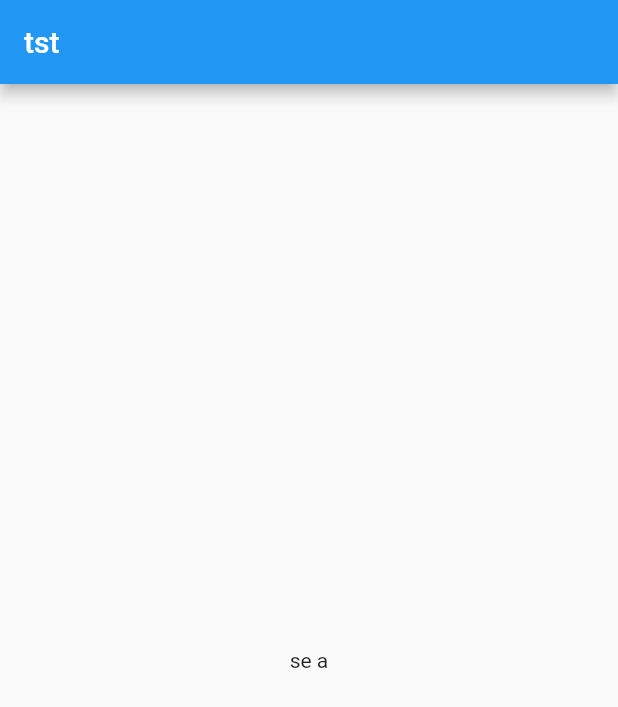
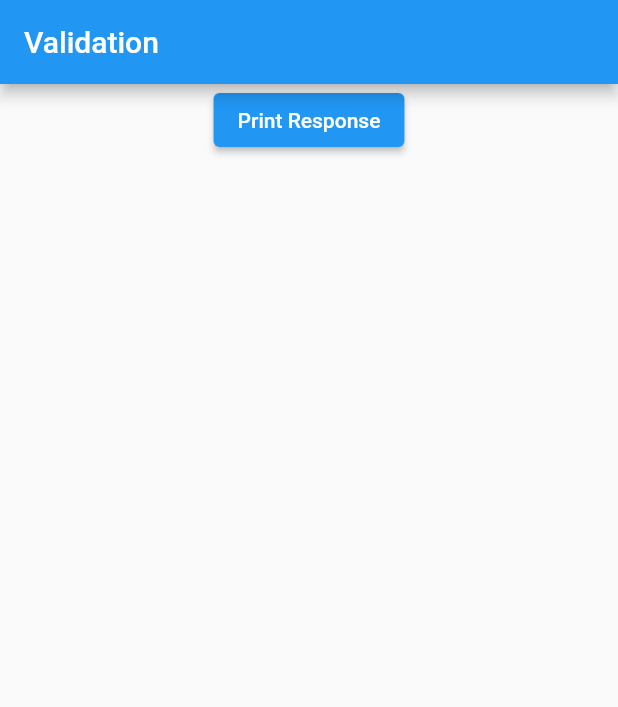
Before and after one commit to FercanSen/latest_spacex_launch, a Flutter app: the screen it shows after launch, on a phone screen of 412 x 824 dp. Shown: the top 707 px of the screen. Run offline on Flutter 3.47's test engine with Material 2 defaults, Android fonts, the phone set to English and light mode, and no system bars.

Commit message:
Can print API response

```diff
--- a/lib/main.dart
+++ b/lib/main.dart
@@ -1,4 +1,8 @@
+import 'dart:convert' as convert;
+
 import 'package:flutter/material.dart';
+
+import 'package:http/http.dart' as http;
 
 void main() {
   runApp(MyApp());
@@ -19,20 +23,45 @@ class MyApp extends StatelessWidget {
 }
 
 class MyHomePage extends StatefulWidget {
-  MyHomePage({Key key}) : super(key: key);
+  MyHomePage();
   @override
   _MyHomePageState createState() => _MyHomePageState();
 }
 
 class _MyHomePageState extends State<MyHomePage> {
+  fetchAlbum() async {
+    final url = Uri.https(
+      "api.spacexdata.com",
+      "/v4/launches/latest",
+      // {'q': '{http}'},
+    );
+
+    final response = await http.get(url);
+    final jsonResponse = convert.jsonDecode(response.body);
+
+    print(jsonResponse["name"]);
+    print(jsonResponse["patch"]);
+    print(jsonResponse["details"]);
+  }
+
   @override
   Widget build(BuildContext context) {
     return Scaffold(
-        appBar: AppBar(
-          title: Text("tst"),
-        ),
-        body: Center(
-          child: Text("se a"),
-        ));
+      appBar: AppBar(
+        title: Text("Validation"),
+      ),
+      body: Column(
+        children: [
+          Center(
+            child: ElevatedButton(
+              onPressed: () {
+                fetchAlbum();
+              },
+              child: Text("Print Response"),
+            ),
+          ),
+        ],
+      ),
+    );
   }
 }
```
Also changed, not shown: pubspec.yaml (+3 -11 lines), pubspec.lock.
